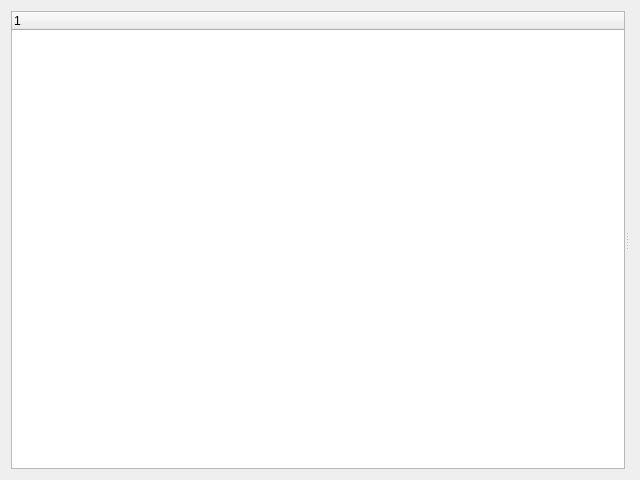
The window that app/preferenceswidget.ui (ABBAPOH/qmpq) describes before a commit, drawn with Qt 5.
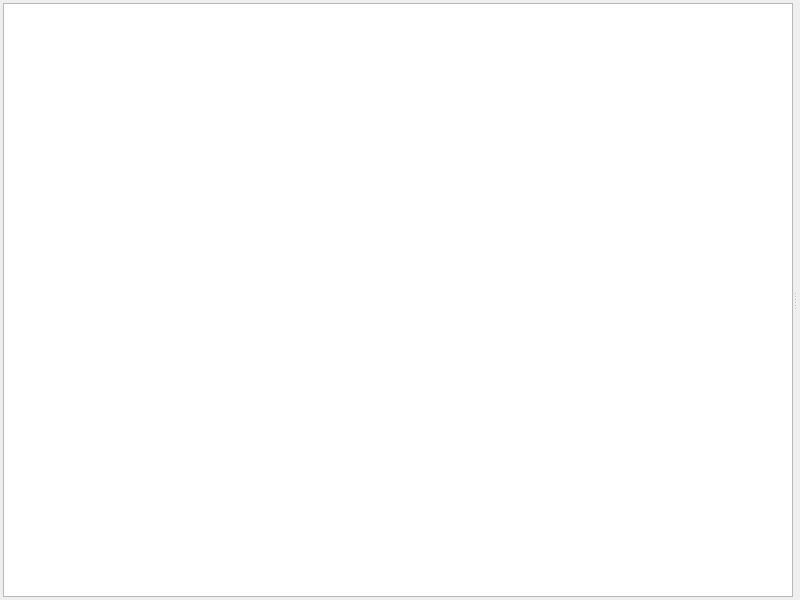
The same window after the commit.

```diff
--- a/app/preferenceswidget.ui
+++ b/app/preferenceswidget.ui
@@ -6,20 +6,29 @@
    <rect>
     <x>0</x>
     <y>0</y>
-    <width>640</width>
-    <height>480</height>
+    <width>800</width>
+    <height>600</height>
    </rect>
   </property>
   <property name="windowTitle">
    <string>Preferences</string>
   </property>
   <layout class="QVBoxLayout" name="verticalLayout">
+   <property name="margin">
+    <number>3</number>
+   </property>
    <item>
     <widget class="QSplitter" name="splitter">
      <property name="orientation">
       <enum>Qt::Horizontal</enum>
      </property>
      <widget class="QTreeWidget" name="treeWidget">
+      <attribute name="headerVisible">
+       <bool>false</bool>
+      </attribute>
+      <attribute name="headerVisible">
+       <bool>false</bool>
+      </attribute>
       <column>
        <property name="text">
         <string notr="true">1</string>
```
